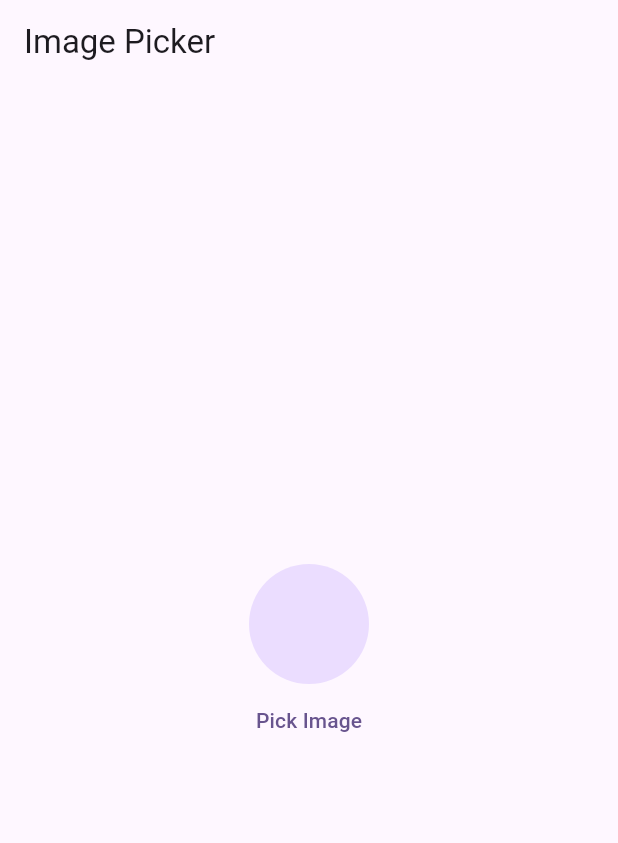
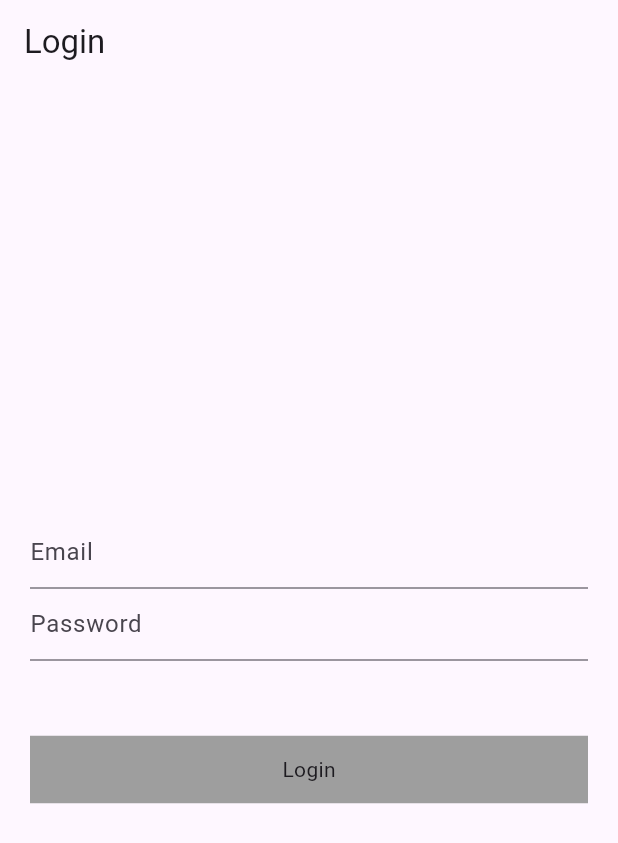
Before and after one commit to HasnathJami/Flutter_GetX_Masterclass, a Flutter app: the screen it shows after launch, on a phone screen of 412 x 824 dp. Shown: the top 843 px of the screen. Run offline on Flutter 3.47's test engine with Material 3 defaults, Android fonts, the phone set to English and light mode, and no system bars; our stand-ins replace get, image_picker.

Commit message:
14. GetX:  Login

```diff
--- /dev/null
+++ b/lib/login/login_controller.dart
@@ -0,0 +1,43 @@
+import 'dart:convert';
+
+import 'package:flutter/cupertino.dart';
+import 'package:get/get.dart';
+import 'package:http/http.dart';
+
+class LoginController extends GetxController {
+  final emailController = TextEditingController().obs;
+  Rx<TextEditingController> passwordController = TextEditingController().obs;
+  RxBool isLoading = false.obs;
+
+  Future loginApi() async {
+    isLoading.value = true;
+
+    Map loginData = {
+      'email': emailController.value.text,
+      'password': passwordController.value.text
+    };
+    try {
+      final response =
+          await post(Uri.parse("https://reqres.in/api/login"), body: loginData);
+
+      // final response = await post(Uri.parse("https://reqres.in/api/login"), body: jsonEncode(loginData)); // for raw data
+
+
+
+      var data = jsonDecode(response.body);
+      print(response.statusCode);
+      print(data);
+
+      if (response.statusCode == 200) {
+        isLoading.value = false;
+        Get.snackbar('Login successful', 'Congratulations');
+      } else {
+        isLoading.value = false;
+        Get.snackbar('Login Failed', data['error']);
+      }
+    } catch (e) {
+      isLoading.value = false;
+      Get.snackbar("Exception", e.toString());
+    }
+  }
+}
--- /dev/null
+++ b/lib/login/login_screen.dart
@@ -0,0 +1,57 @@
+import 'package:flutter/material.dart';
+import 'package:flutter_getx_masterclass/login/login_controller.dart';
+import 'package:get/get.dart';
+
+class LoginScreen extends StatefulWidget {
+  const LoginScreen({super.key});
+
+  @override
+  State<LoginScreen> createState() => _LoginScreenState();
+}
+
+class _LoginScreenState extends State<LoginScreen> {
+  LoginController controller = Get.put(LoginController());
+
+  @override
+  Widget build(BuildContext context) {
+    return Scaffold(
+      appBar: AppBar(
+        title: Text('Login'),
+      ),
+      body: Padding(
+        padding: const EdgeInsets.symmetric(horizontal: 20),
+        child: Column(
+          mainAxisAlignment: MainAxisAlignment.center,
+          crossAxisAlignment: CrossAxisAlignment.center,
+          children: [
+            TextFormField(
+              controller: controller.emailController.value,
+              decoration: InputDecoration(hintText: 'Email'),
+            ),
+            TextFormField(
+              controller: controller.passwordController.value,
+              decoration: InputDecoration(hintText: 'Password'),
+            ),
+            SizedBox(
+              height: 50,
+            ),
+            Obx(() => InkWell(
+                  onTap: () {
+                    controller.loginApi();
+                  },
+                  child: controller.isLoading.value
+                      ? CircularProgressIndicator()
+                      : Container(
+                          height: 45,
+                          color: Colors.grey,
+                          child: Center(
+                            child: Text('Login'),
+                          ),
+                        ),
+                ))
+          ],
+        ),
+      ),
+    );
+  }
+}
--- a/lib/main.dart
+++ b/lib/main.dart
@@ -1,5 +1,6 @@
 import 'package:flutter/material.dart';
 import 'package:flutter_getx_masterclass/image_picker/image_picker_screen.dart';
+import 'package:flutter_getx_masterclass/login/login_screen.dart';
 import 'package:get/get.dart';
 
 void main() {
@@ -21,7 +22,7 @@
         colorScheme: ColorScheme.fromSeed(seedColor: Colors.deepPurple),
         useMaterial3: true,
       ),
-      home: ImagePickerScreen(),
+      home: LoginScreen(),
       // getPages: [
       //   GetPage(name:'/', page: () => HomeScreen()),
       //   GetPage(name:'/screenOne', page: () => ScreenOne()),
--- a/pubspec.yaml
+++ b/pubspec.yaml
@@ -37,6 +37,7 @@
   cupertino_icons: ^1.0.8
   get: ^4.6.6
   image_picker: ^1.1.2
+  http: ^1.2.2
 
 dev_dependencies:
   flutter_test:
```
Also changed, not shown: pubspec.lock.
